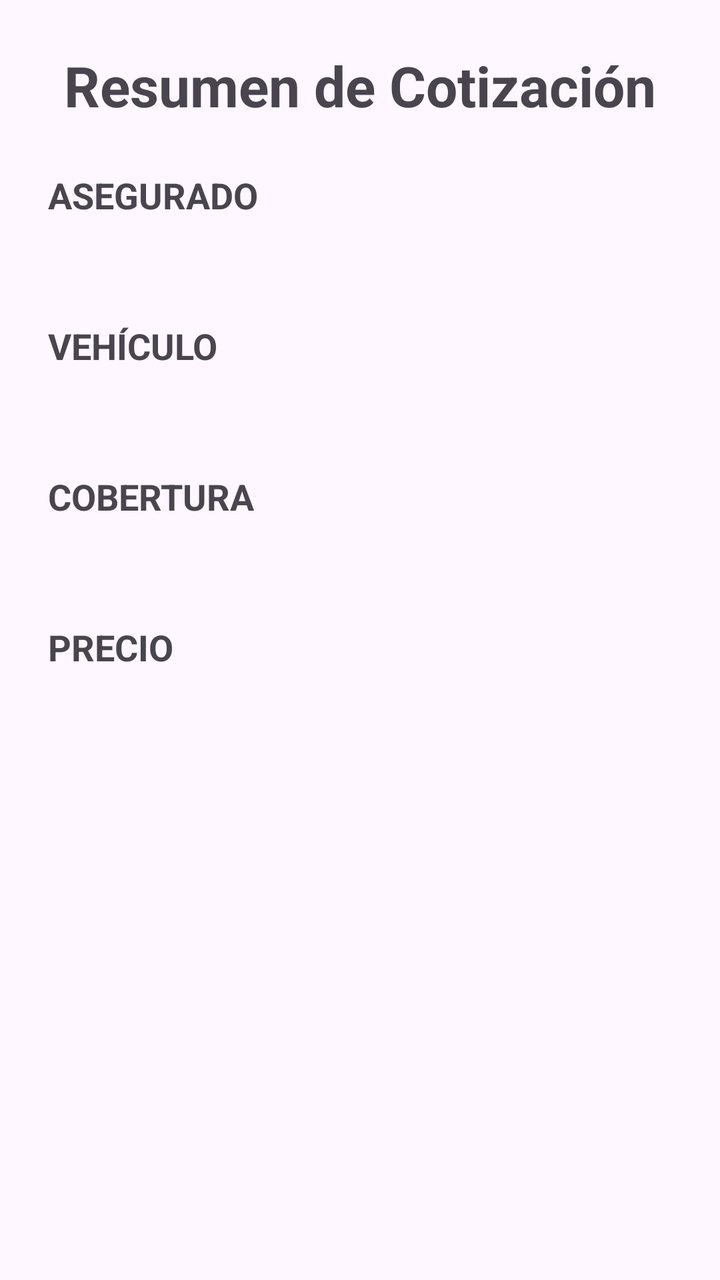
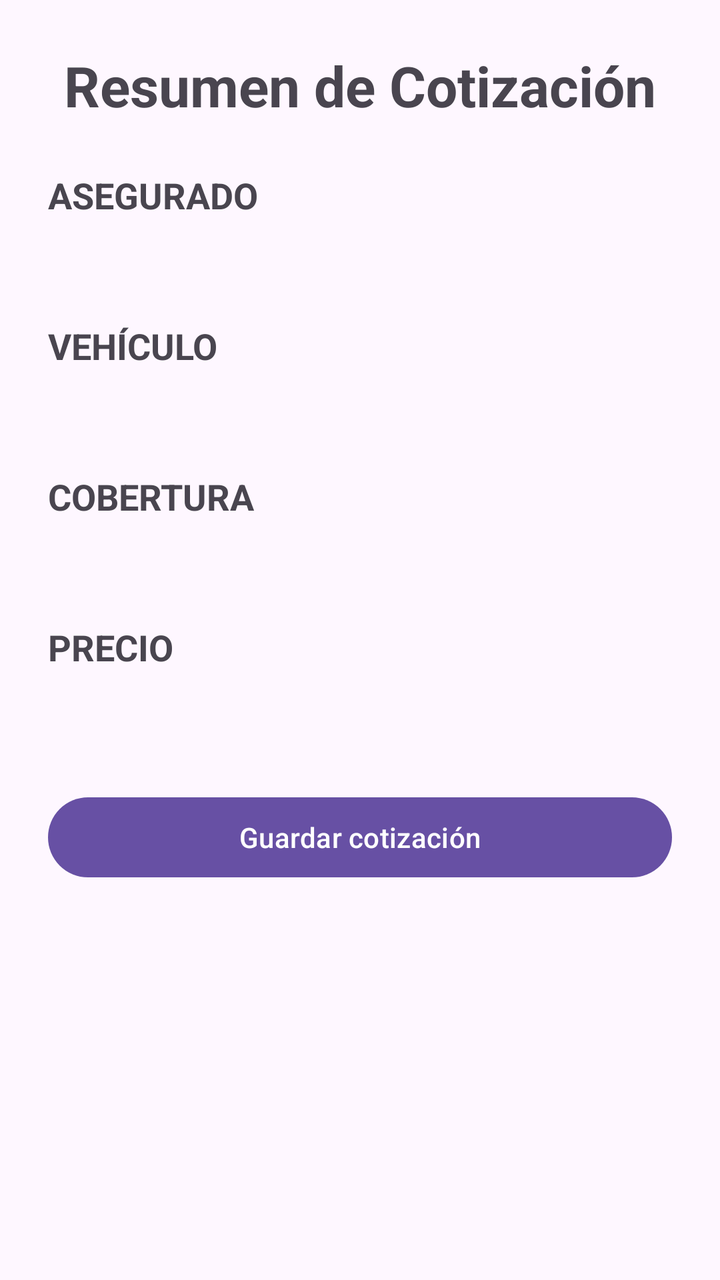

Compare the two renders of this Android layout. The source of the first and the diff that turns it into the second are given below.
<!-- AndroidManifest.xml: application theme Theme.CotizadorSeguros -->
<!-- res/layout/activity_resumen.xml -->
<?xml version="1.0" encoding="utf-8"?>
<androidx.constraintlayout.widget.ConstraintLayout
    xmlns:android="http://schemas.android.com/apk/res/android"
    xmlns:app="http://schemas.android.com/apk/res-auto"
    xmlns:tools="http://schemas.android.com/tools"
    android:id="@+id/main"
    android:layout_width="match_parent"
    android:layout_height="match_parent"
    tools:context=".ResumenActivity">

    <ScrollView
        android:layout_width="0dp"
        android:layout_height="0dp"
        android:fillViewport="true"
        app:layout_constraintTop_toTopOf="parent"
        app:layout_constraintBottom_toBottomOf="parent"
        app:layout_constraintStart_toStartOf="parent"
        app:layout_constraintEnd_toEndOf="parent">

        <LinearLayout
            android:layout_width="match_parent"
            android:layout_height="wrap_content"
            android:orientation="vertical"
            android:padding="24dp">

            <TextView
                android:layout_width="match_parent"
                android:layout_height="wrap_content"
                android:text="Resumen de Cotización"
                android:textSize="28sp"
                android:textStyle="bold"
                android:gravity="center"
                android:layout_marginBottom="24dp" />

            <TextView
                android:layout_width="match_parent"
                android:layout_height="wrap_content"
                android:text="ASEGURADO"
                android:textStyle="bold"
                android:textSize="18sp" />

            <TextView
                android:id="@+id/txtResumenAsegurado"
                android:layout_width="match_parent"
                android:layout_height="wrap_content"
                android:layout_marginTop="8dp" />

            <TextView
                android:layout_width="match_parent"
                android:layout_height="wrap_content"
                android:text="VEHÍCULO"
                android:textStyle="bold"
                android:textSize="18sp"
                android:layout_marginTop="24dp" />

            <TextView
                android:id="@+id/txtResumenVehiculo"
                android:layout_width="match_parent"
                android:layout_height="wrap_content"
                android:layout_marginTop="8dp" />

            <TextView
                android:layout_width="match_parent"
                android:layout_height="wrap_content"
                android:text="COBERTURA"
                android:textStyle="bold"
                android:textSize="18sp"
                android:layout_marginTop="24dp" />

            <TextView
                android:id="@+id/txtResumenCobertura"
                android:layout_width="match_parent"
                android:layout_height="wrap_content"
                android:layout_marginTop="8dp" />

            <TextView
                android:layout_width="match_parent"
                android:layout_height="wrap_content"
                android:text="PRECIO"
                android:textStyle="bold"
                android:textSize="18sp"
                android:layout_marginTop="24dp" />

            <TextView
                android:id="@+id/txtResumenPrecio"
                android:layout_width="match_parent"
                android:layout_height="wrap_content"
                android:textSize="20sp"
                android:textStyle="bold"
                android:layout_marginTop="8dp" />

        </LinearLayout>

    </ScrollView>

</androidx.constraintlayout.widget.ConstraintLayout>
<!-- resources referenced by this layout -->
<resources>
  <style name="Theme.CotizadorSeguros" parent="Base.Theme.CotizadorSeguros" />
  <style name="Base.Theme.CotizadorSeguros" parent="Theme.Material3.DayNight.NoActionBar">
          
          
      </style>
</resources>

<!-- the commit's change to res/layout/activity_resumen.xml (unified diff, before → after) -->
@@ -89,6 +89,13 @@
                 android:textStyle="bold"
                 android:layout_marginTop="8dp" />
 
+            <Button
+                android:id="@+id/btnGuardarCotizacion"
+                android:layout_width="match_parent"
+                android:layout_height="wrap_content"
+                android:text="Guardar cotización"
+                android:layout_marginTop="24dp"
+                android:onClick="guardarCotizacion" />
         </LinearLayout>
 
     </ScrollView>
